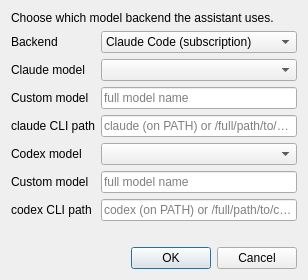
Before: the Qt Designer form toolbox_assistant_agent/ui/assistant_settings.ui in PlotJuggler/pj-official-plugins, drawn with Qt 5.
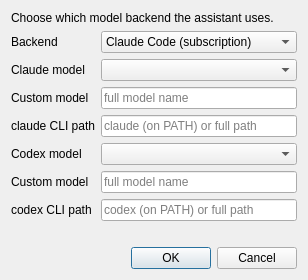
After: the same form once the commit is applied.

Commit message: feat(toolbox_assistant_agent): run the Claude/Codex CLIs on Windows (#308)

The edit to the form file:
```diff
--- a/toolbox_assistant_agent/ui/assistant_settings.ui
+++ b/toolbox_assistant_agent/ui/assistant_settings.ui
@@ -55,7 +55,7 @@
      </item>
      <item row="3" column="1">
       <widget class="QLineEdit" name="claudeCliPathEdit">
-       <property name="placeholderText"><string>claude (on PATH) or /full/path/to/claude</string></property>
+       <property name="placeholderText"><string>claude (on PATH) or full path</string></property>
        <property name="pj_visible_when" stdset="0"><string>backendCombo:0</string></property>
       </widget>
      </item>
@@ -91,7 +91,7 @@
      </item>
      <item row="6" column="1">
       <widget class="QLineEdit" name="codexCliPathEdit">
-       <property name="placeholderText"><string>codex (on PATH) or /full/path/to/codex</string></property>
+       <property name="placeholderText"><string>codex (on PATH) or full path</string></property>
        <property name="pj_visible_when" stdset="0"><string>backendCombo:1</string></property>
       </widget>
      </item>
```
The commit also changes 26 other files.
